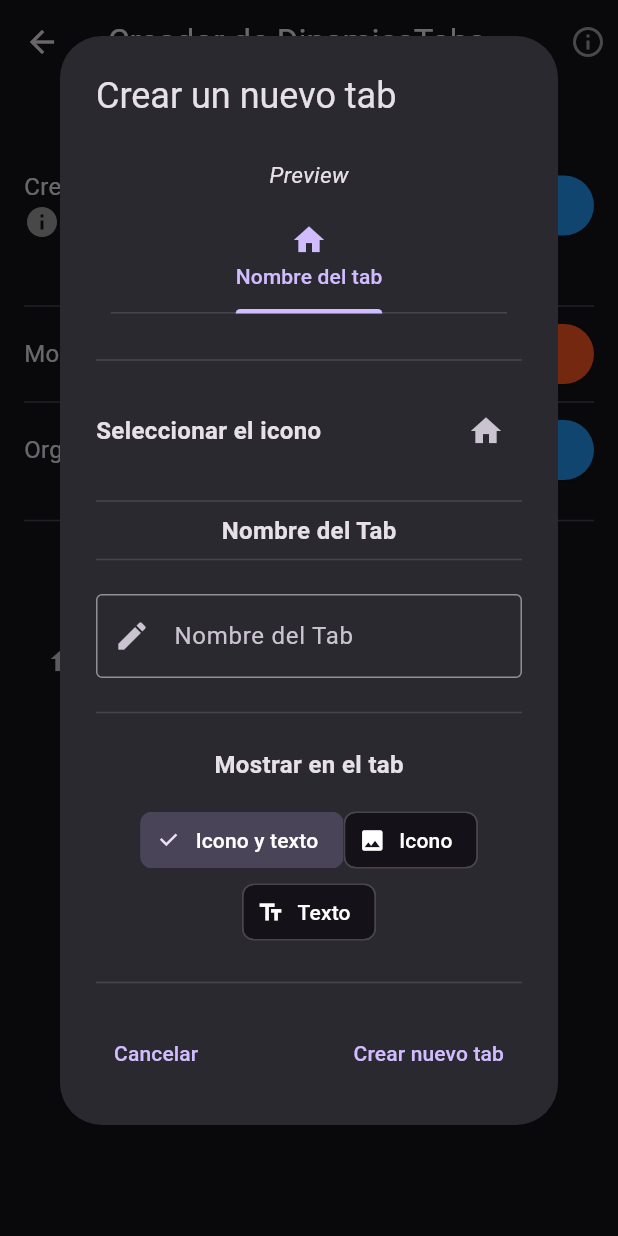
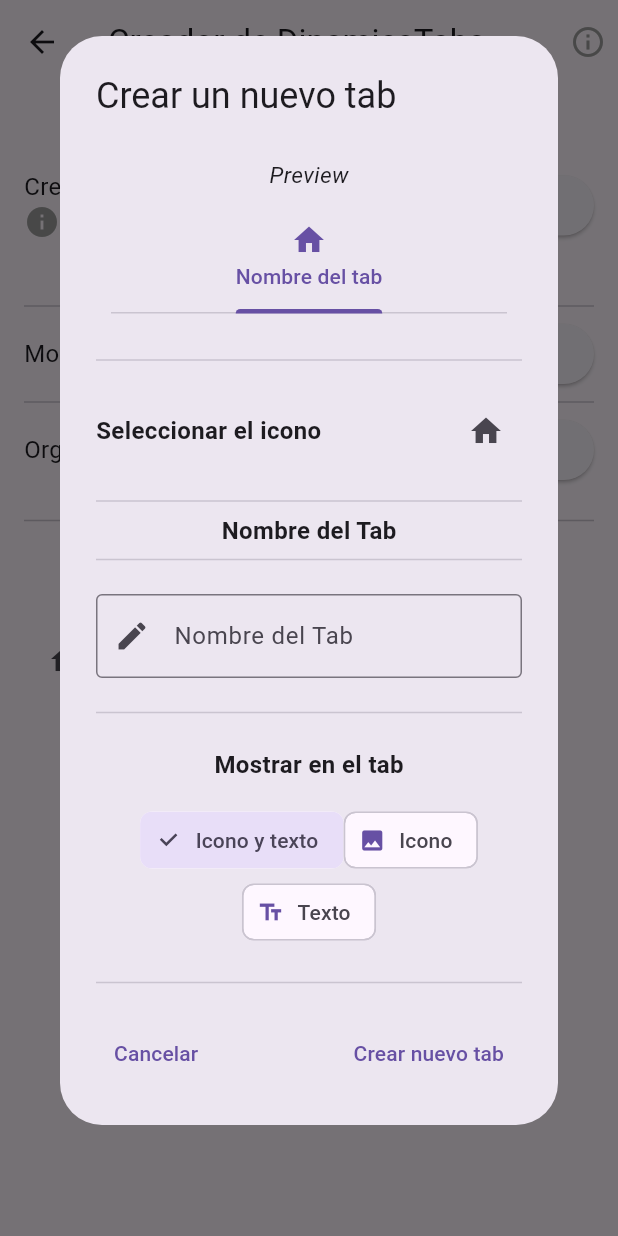
Before and after one commit to MagnoDaza/funciones, a Flutter app: the TabCreatorPage screen opened directly, after a tap on "Nuevo", on a phone screen of 412 x 824 dp. Run offline on Flutter 3.47's test engine with Material 2 defaults, Android fonts, the phone set to English and light mode, and no system bars; our stand-ins replace fluttertoast.

Commit message:
aqui coloco para subir los cambios

```diff
--- a/lib/my_app.dart
+++ b/lib/my_app.dart
@@ -10,7 +10,7 @@ class MyApp extends StatelessWidget {
       title: 'Sliver AppBarr Demo',
       debugShowCheckedModeBanner: false,
       theme: ThemeData(
-        brightness: Brightness.dark,
+        brightness: Brightness.light,
         useMaterial3: true,
       ),
       home: MyHomePage(),
--- a/lib/tab_creator_page.dart
+++ b/lib/tab_creator_page.dart
@@ -85,7 +85,7 @@ class _TabCreatorPageState extends State<TabCreatorPage> {
                     },
                     icon: const Icon(Icons.add),
                     label: const Text('Nuevo'),
-                    style: ElevatedButton.styleFrom(primary: Colors.blue),
+                    style: ElevatedButton.styleFrom(),
                   ),
                 ],
               ),
@@ -119,7 +119,7 @@ class _TabCreatorPageState extends State<TabCreatorPage> {
                     },
                     icon: const Icon(Icons.visibility),
                     label: const Text('Mostrar Tabs'),
-                    style: ElevatedButton.styleFrom(primary: Colors.deepOrange),
+                    style: ElevatedButton.styleFrom(),
                   ),
                 ],
               ),
@@ -153,7 +153,7 @@ class _TabCreatorPageState extends State<TabCreatorPage> {
                     },
                     icon: const Icon(Icons.sort),
                     label: const Text('Organizar Tabs'),
-                    style: ElevatedButton.styleFrom(primary: Colors.blue),
+                    style: ElevatedButton.styleFrom(),
                   ),
                 ],
               ),
--- a/lib/tab_provider.dart
+++ b/lib/tab_provider.dart
@@ -1,4 +1,4 @@
-//file tabprovider.dart
+//file tabprovider.dartt
 import 'package:flutter/material.dart';
 import 'package:fluttertoast/fluttertoast.dart';
 import 'tab_data.dart';
@@ -8,7 +8,7 @@ class TabProvider with ChangeNotifier {
     TabData(
       text: 'Result 1',
       icon: Icons.home,
-      isDeletable: false,
+      isDeletable: true,
       indicatorSize: 'Result 1'.length.toDouble(),
       segmentedControlGroupValue: 0, // Nuevo campo
     ),
--- a/lib/tabs_dialog.dart
+++ b/lib/tabs_dialog.dart
@@ -167,12 +167,14 @@ class _TabDialogState extends State<TabDialog> {
                         alignment: WrapAlignment.center,
                         children: <Widget>[
                           ChoiceChip(
-                            label: const Text('Icono y texto',
-                                style: TextStyle(color: Colors.white)),
+                            label: const Text(
+                              'Icono y texto',
+                            ),
                             avatar: segmentedControlGroupValue == 0
                                 ? null
-                                : const Icon(Icons.auto_awesome_sharp,
-                                    color: Colors.white),
+                                : const Icon(
+                                    Icons.auto_awesome_sharp,
+                                  ),
                             selected: segmentedControlGroupValue == 0,
                             onSelected: (bool selected) {
                               setState(() {
@@ -188,11 +190,12 @@ class _TabDialogState extends State<TabDialog> {
                             },
                           ),
                           ChoiceChip(
-                            label: const Text('Icono',
-                                style: TextStyle(color: Colors.white)),
+                            label: const Text('Icono', style: TextStyle()),
                             avatar: segmentedControlGroupValue == 1
                                 ? null
-                                : const Icon(Icons.image, color: Colors.white),
+                                : const Icon(
+                                    Icons.image,
+                                  ),
                             selected: segmentedControlGroupValue == 1,
                             onSelected: (bool selected) {
                               setState(() {
@@ -208,12 +211,12 @@ class _TabDialogState extends State<TabDialog> {
                             },
                           ),
                           ChoiceChip(
-                            label: const Text('Texto',
-                                style: TextStyle(color: Colors.white)),
+                            label: const Text('Texto', style: TextStyle()),
                             avatar: segmentedControlGroupValue == 2
                                 ? null
-                                : const Icon(Icons.text_fields_sharp,
-                                    color: Colors.white),
+                                : const Icon(
+                                    Icons.text_fields_sharp,
+                                  ),
                             selected: segmentedControlGroupValue == 2,
                             onSelected: (bool selected) {
                               setState(() {
```
